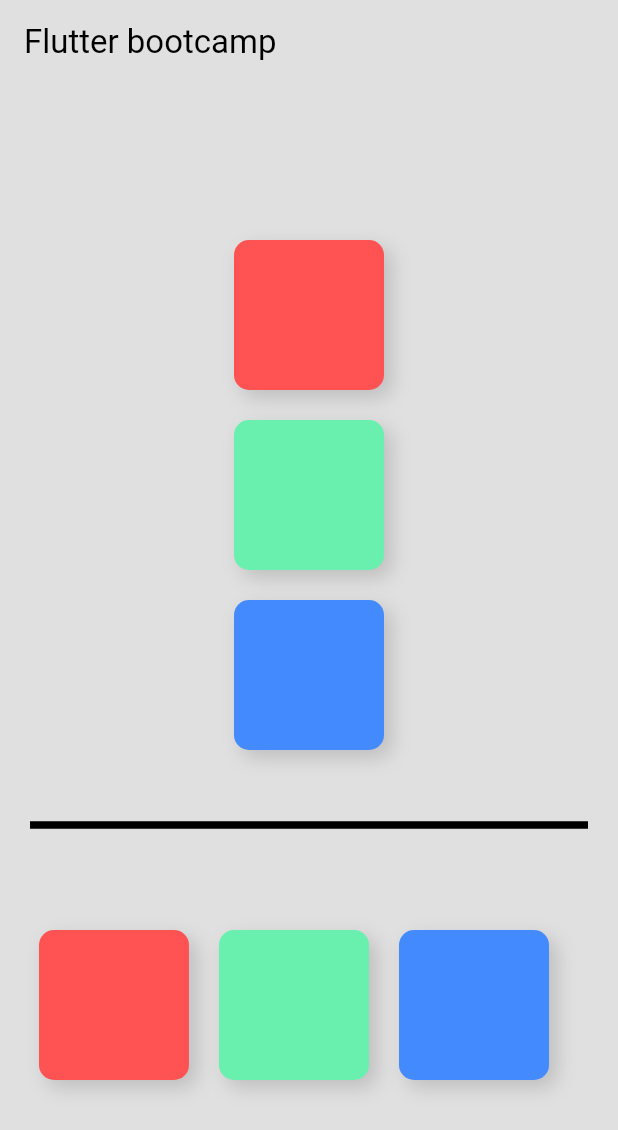
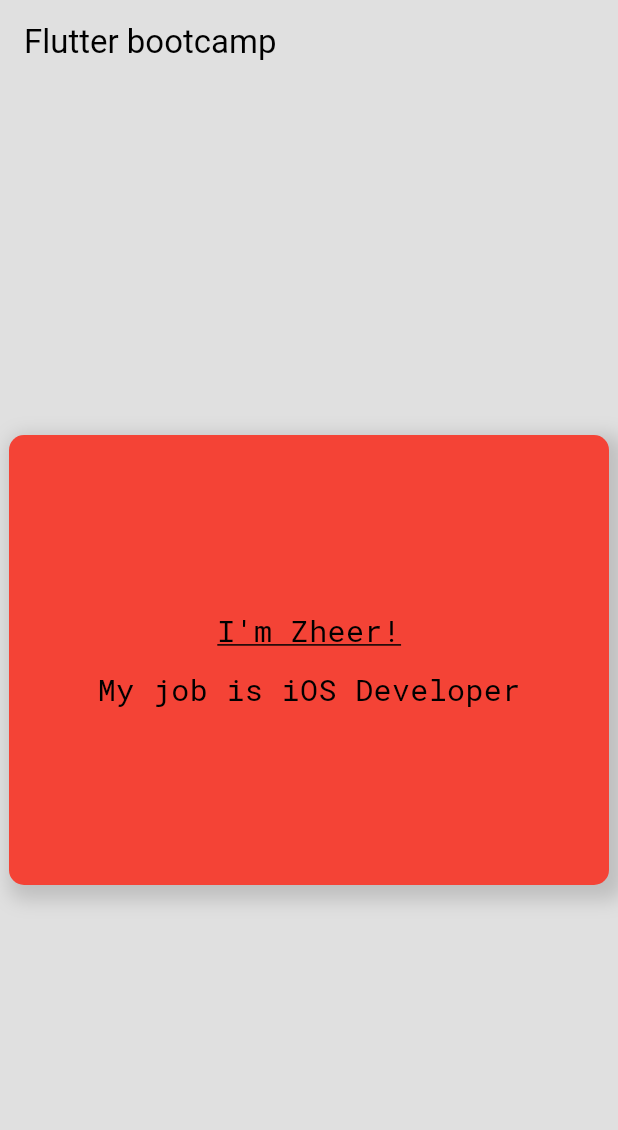
Before and after one commit to ZheerBarzan/Flutter-BootCamp, a Flutter app: the screen it shows after launch, on a phone screen of 412 x 824 dp. Shown: the top 1130 px of the screen. Run offline on Flutter 3.47's test engine with Material 3 defaults, Android fonts, the phone set to English and light mode, and no system bars; our stand-ins replace google_fonts.

Commit message:
learing about enums and initializers

```diff
--- /dev/null
+++ b/lib/Components/initalizers_and_enums.dart
@@ -0,0 +1,91 @@
+import 'package:flutter/material.dart';
+import 'package:google_fonts/google_fonts.dart';
+
+enum Job {
+  developer,
+  designer,
+  manager,
+  tester,
+}
+
+class InitalizersAndEnums extends StatelessWidget {
+  final String name;
+  final Job job;
+
+  const InitalizersAndEnums({
+    super.key,
+    required this.name,
+    required this.job,
+  });
+
+  Color getColor() {
+    switch (job) {
+      case Job.developer:
+        return Colors.red;
+      case Job.designer:
+        return Colors.green;
+      case Job.manager:
+        return Colors.blue;
+
+      default:
+        return Colors.black;
+    }
+  }
+
+  String jobToString(Job job) {
+    switch (job) {
+      case Job.developer:
+        return "iOS Developer";
+      case Job.designer:
+        return "UI/UX Designer";
+      case Job.manager:
+        return "Project Manager";
+      default:
+        return "employee";
+    }
+  }
+
+  @override
+  Widget build(BuildContext context) {
+    return Center(
+      child: Container(
+        width: 400,
+        height: 300,
+        decoration: BoxDecoration(
+          color: getColor(),
+          borderRadius: BorderRadius.circular(10.0),
+          boxShadow: [
+            BoxShadow(
+              color: Colors.grey.withValues(alpha: 0.5),
+              spreadRadius: 5.0,
+              blurRadius: 10.0,
+              offset: const Offset(5.0, 5.0),
+            ),
+          ],
+        ),
+        child: Padding(
+          padding: const EdgeInsets.all(20.0),
+          child: Column(
+            mainAxisAlignment: MainAxisAlignment.center,
+            crossAxisAlignment: CrossAxisAlignment.center,
+            children: [
+              Text("I'm $name!",
+                  style: GoogleFonts.robotoMono(
+                      fontSize: 20.0,
+                      fontWeight: FontWeight.normal,
+                      color: Colors.black,
+                      decoration: TextDecoration.underline)),
+              const SizedBox(height: 10.0),
+              Text("My job is ${jobToString(job)}",
+                  style: GoogleFonts.robotoMono(
+                    fontSize: 20.0,
+                    fontWeight: FontWeight.normal,
+                    color: Colors.black,
+                  )),
+            ],
+          ),
+        ),
+      ),
+    );
+  }
+}
--- a/lib/Views/home_page.dart
+++ b/lib/Views/home_page.dart
@@ -1,5 +1,5 @@
 import 'package:flutter/material.dart';
-import 'package:flutter_bootcamp/Components/padding.dart';
+import 'package:flutter_bootcamp/Components/initalizers_and_enums.dart';
 import 'package:flutter_bootcamp/Components/space.dart';
 
 class HomePage extends StatelessWidget {
@@ -23,7 +23,8 @@ class HomePage extends StatelessWidget {
       // body: Backgrounds(),
       // body: StacksComponent(),
       // body: PaddingFeature(),
-      body: Space(),
+      // body: Space(),
+      body: InitalizersAndEnums(name: "Zheer", job: Job.developer),
     );
   }
 }
```
